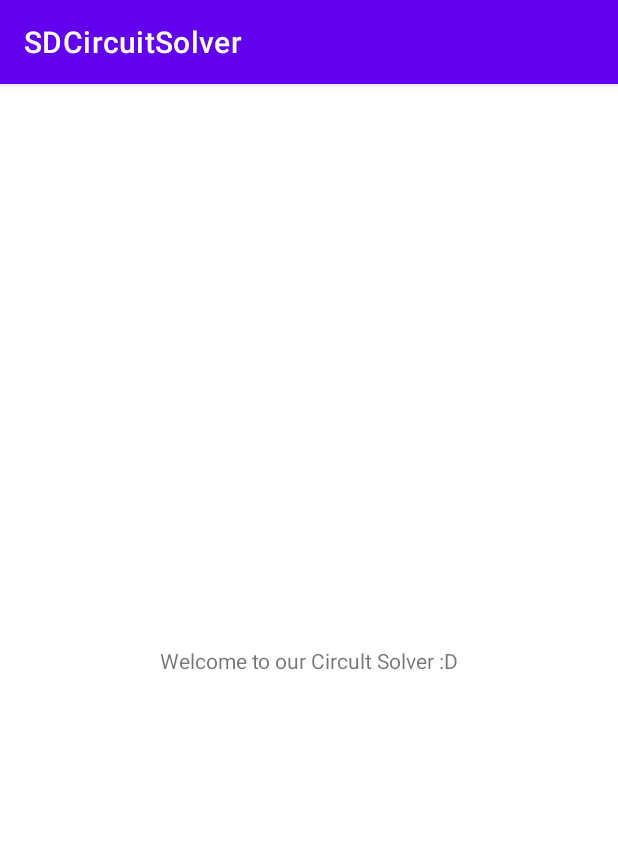
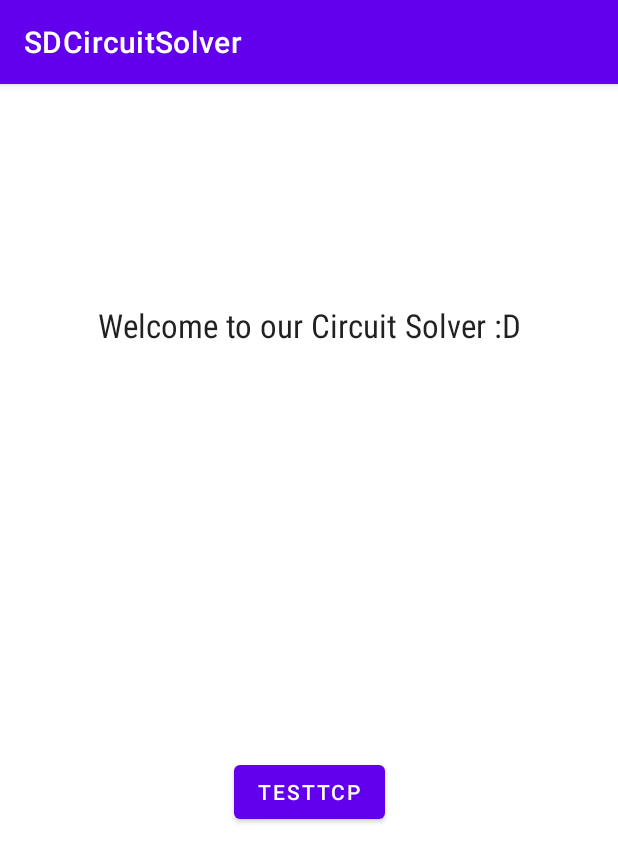
Before and after one commit to nvontz/CircuitSolver, an Android app: the screen it shows after launch (MainActivity), on a phone screen of 412 x 824 dp. Shown: the top 862 px of the screen. Run offline under Robolectric (Android 15) with nearby library versions, the light colour scheme and no system bars.

Commit message:
Small modifications to app, getting familiar with button clicks and whatnot

```diff
--- a/app/src/main/java/com/example/sdcircuitsolver/MainActivity.java
+++ b/app/src/main/java/com/example/sdcircuitsolver/MainActivity.java
@@ -3,6 +3,8 @@ package com.example.sdcircuitsolver;
 import androidx.appcompat.app.AppCompatActivity;
 
 import android.os.Bundle;
+import android.view.View;
+import android.widget.TextView;
 
 public class MainActivity extends AppCompatActivity {
 
@@ -10,5 +12,13 @@ public class MainActivity extends AppCompatActivity {
     protected void onCreate(Bundle savedInstanceState) {
         super.onCreate(savedInstanceState);
         setContentView(R.layout.activity_main);
+
+
+    }
+
+    public void onButtonClick(View view)
+    {
+        TextView txtWelcomeMsg = findViewById(R.id.welcomeMsg);
+        txtWelcomeMsg.setText("Will setup TCP connection and send message");
     }
 }
--- a/app/src/main/res/layout/activity_main.xml
+++ b/app/src/main/res/layout/activity_main.xml
@@ -7,12 +7,27 @@
     tools:context=".MainActivity">
 
     <TextView
+        android:id="@+id/welcomeMsg"
         android:layout_width="wrap_content"
         android:layout_height="wrap_content"
-        android:text="Welcome to our Circult Solver :D"
+        android:fontFamily="sans-serif-condensed"
+        android:text="Welcome to our Circuit Solver :D"
+        android:textAppearance="@style/TextAppearance.AppCompat.Large"
         app:layout_constraintBottom_toBottomOf="parent"
         app:layout_constraintLeft_toLeftOf="parent"
         app:layout_constraintRight_toRightOf="parent"
-        app:layout_constraintTop_toTopOf="parent" />
+        app:layout_constraintTop_toTopOf="parent"
+        app:layout_constraintVertical_bias="0.198" />
+
+    <Button
+        android:id="@+id/tcpTestingButton"
+        android:layout_width="wrap_content"
+        android:layout_height="wrap_content"
+        android:onClick="onButtonClick"
+        android:text="TestTCP"
+        app:layout_constraintBottom_toBottomOf="parent"
+        app:layout_constraintEnd_toEndOf="parent"
+        app:layout_constraintStart_toStartOf="parent"
+        app:layout_constraintTop_toBottomOf="@+id/welcomeMsg" />
 
 </androidx.constraintlayout.widget.ConstraintLayout>
```
